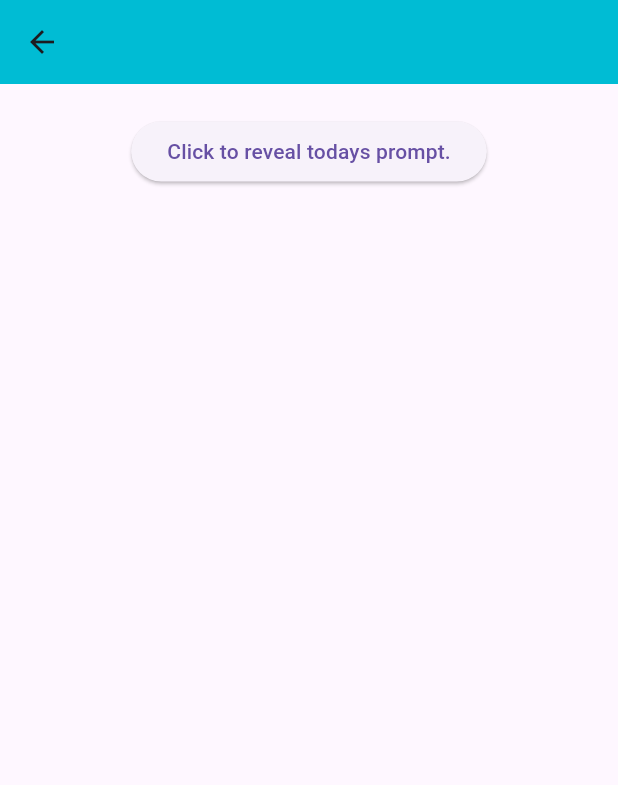
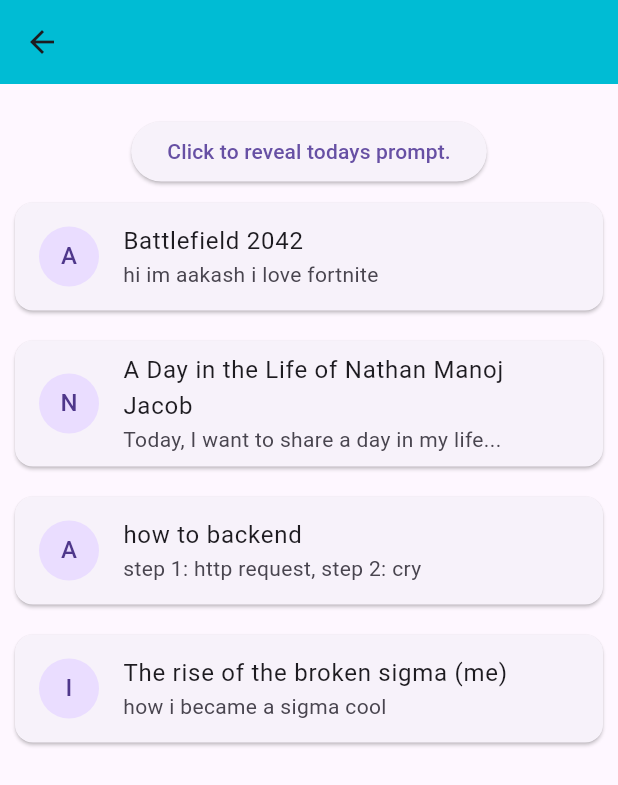
Before and after one commit to IK-49/Scribe, a Flutter app: the Feed screen opened directly, after a tap on "Click to reveal todays prompt.", on a phone screen of 412 x 824 dp. Shown: the top 785 px of the screen. Run offline on Flutter 3.47's test engine with Material 3 defaults, Android fonts, the phone set to English and light mode, and no system bars; network calls fail.

Commit message:
~ listview posts
~ created listview on the feed page to display posts with author, title, and preview
~ created post class as a template
~ TODO: Add a refresh posts button as right now the list only updates after logging in
~ TODO: replace json code with server from the firebase database
~ TODO: Change card appearance
~ TODO: Add Google OAuth2 using Firebase

```diff
--- a/lib/feed.dart
+++ b/lib/feed.dart
@@ -1,6 +1,7 @@
 import 'package:flutter/material.dart';
 import 'package:http/http.dart' as http;
 import 'dart:convert';
+import 'post.dart';
 
 class Feed extends StatefulWidget {
   const Feed({super.key});
@@ -11,6 +12,49 @@ class Feed extends StatefulWidget {
 
 class _FeedState extends State<Feed> {
   String feed = '';
+  List<Post> posts = [];
+
+  @override
+  void initState() {
+    super.initState();
+    fetchPosts();
+  }
+
+  Future<void> fetchPosts() async {
+    // final response = await http.get(Uri.parse("http://127.0.0.1:5000/posts.json"));
+    //TODO: temporary json for testing; we'll replace it later when we implement the server
+    final response = '''[
+      {
+        "user": "Aakash",
+        "title": "Battlefield 2042",
+        "preview": "hi im aakash i love fortnite"
+      },
+      {
+        "user": "Nathan Manoj Jacob",
+        "title": "A Day in the Life of Nathan Manoj Jacob",
+        "preview": "Today, I want to share a day in my life..."
+      },
+      {
+        "user": "Aarik",
+        "title": "how to backend",
+        "preview": "step 1: http request, step 2: cry"
+      },
+      {
+        "user": "Izad",
+        "title": "The rise of the broken sigma (me)",
+        "preview": "how i became a sigma cool"
+      }
+    ]''';
+
+    // if (response.statusCode == 200) {
+    final List<dynamic> postJson = json.decode(response /*.body*/);
+    setState(() {
+      posts = postJson.map((json) => Post.fromJson(json)).toList();
+    });
+    /* } else {
+      // error handling here
+    } */
+  }
 
   @override
   Widget build(BuildContext context) {
@@ -30,14 +74,33 @@ class _FeedState extends State<Feed> {
           ElevatedButton(
             onPressed: () async {
               print("button pressed");
-              final response = await http.get(Uri.parse("http://127.0.0.1:5000/pick"));
-              final decoded = json.decode(response.body) as Map<String, dynamic>;
+              // we need error handling here if the client doesn't connect with the server
+              final response =
+                  await http.get(Uri.parse("http://127.0.0.1:5000/pick"));
+              final decoded =
+                  json.decode(response.body) as Map<String, dynamic>;
               setState(() {
                 feed = decoded['todaysPick'];
               });
             },
             child: const Text("Click to reveal todays prompt."),
           ),
+          Expanded(
+              //TODO: Add a refresh posts button as right now the list only updates after logging in
+              child: ListView.builder(
+                  itemCount: posts.length,
+                  itemBuilder: (context, index) {
+                    final post = posts[index];
+                    return Card(
+                        margin: const EdgeInsets.all(10.0),
+                        child: ListTile(
+                            title: Text(post.title),
+                            subtitle: Text(post.preview),
+                            leading: CircleAvatar(
+                              //TODO: if no profile picture, use first letter of user, otherwise use profile picture
+                              child: Text(post.user[0].toUpperCase()),
+                            )));
+                  })),
         ],
       ),
     );
--- /dev/null
+++ b/lib/post.dart
@@ -0,0 +1,19 @@
+class Post {
+  final String user;
+  final String title;
+  final String preview;
+
+  Post({
+    required this.user,
+    required this.title,
+    required this.preview,
+  });
+
+  factory Post.fromJson(Map<String, dynamic> json) {
+    return Post(
+      user: json['user'],
+      title: json['title'],
+      preview: json['preview'],
+    );
+  }
+}
```
Also changed, not shown: lib/login.dart (+5 -2 lines), 1 other file.
